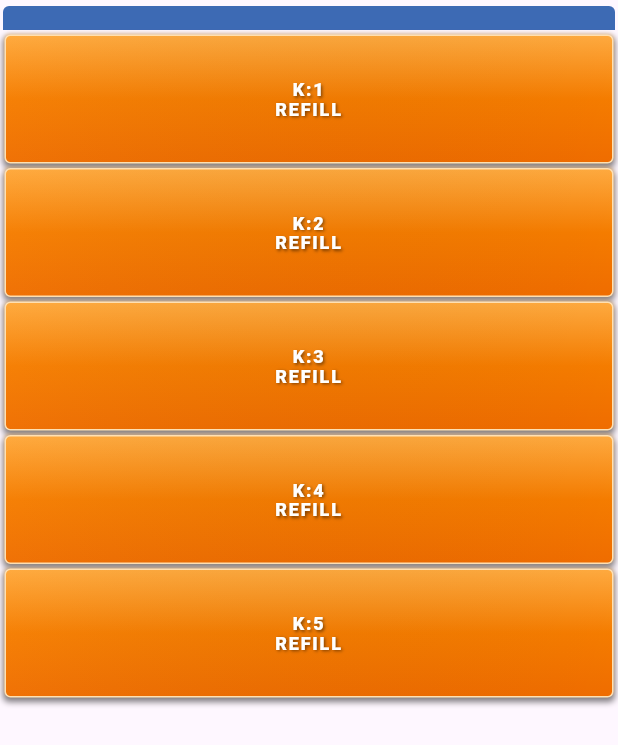
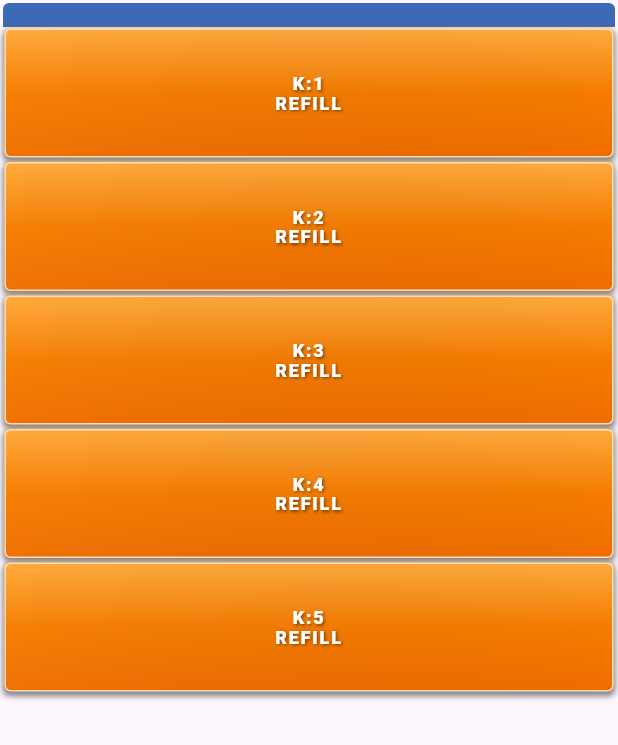
Before and after one commit to Rafid-tawhid/kanban_dashboard, a Flutter app: the CompactLineColumn widget shown alone on an empty page, opened directly with empty values, on a phone screen of 412 x 824 dp. Shown: the top 745 px of the screen. Run offline on Flutter 3.47's test engine with Material 3 defaults, Android fonts, the phone set to English and light mode, and no system bars; our stand-ins replace dio, flutter_riverpod, google_fonts, wakelock_plus; network calls fail.

Commit message:
set reaction screen

```diff
--- a/lib/screen/column.dart
+++ b/lib/screen/column.dart
@@ -29,7 +29,7 @@ class CompactLineColumn extends StatelessWidget {
     final cardMap = _createCardMap();
 
     return Container(
-      margin: const EdgeInsets.symmetric(horizontal: 2, vertical: 4),
+      margin: const EdgeInsets.symmetric(horizontal: 2, vertical: 2),
       decoration: BoxDecoration(
         borderRadius: BorderRadius.circular(4),
 
@@ -62,7 +62,7 @@ class CompactLineColumn extends StatelessWidget {
 
           // Cards Container
           Container(
-            padding: const EdgeInsets.symmetric(vertical: 3,horizontal: 1),
+            padding: const EdgeInsets.symmetric(vertical: 1,horizontal: 1),
             child: Column(
               children: List.generate(5, (index) {
                 final kanbanType =
--- a/lib/screen/kanban_dashboard.dart
+++ b/lib/screen/kanban_dashboard.dart
@@ -189,7 +189,7 @@ class _KanbanTvDashboardState extends ConsumerState<KanbanTvDashboard> {
 
         final lineCount = groupedData.length;
         final columnsPerRow = 8; // Fixed 8 columns per row
-        final lineWidth = (screenSize.width - 0) / columnsPerRow; //changed here decrease margin
+        final lineWidth = (screenSize.width - 6) / columnsPerRow; //changed here decrease margin
 
         return SingleChildScrollView(
           scrollDirection: Axis.horizontal,
```
